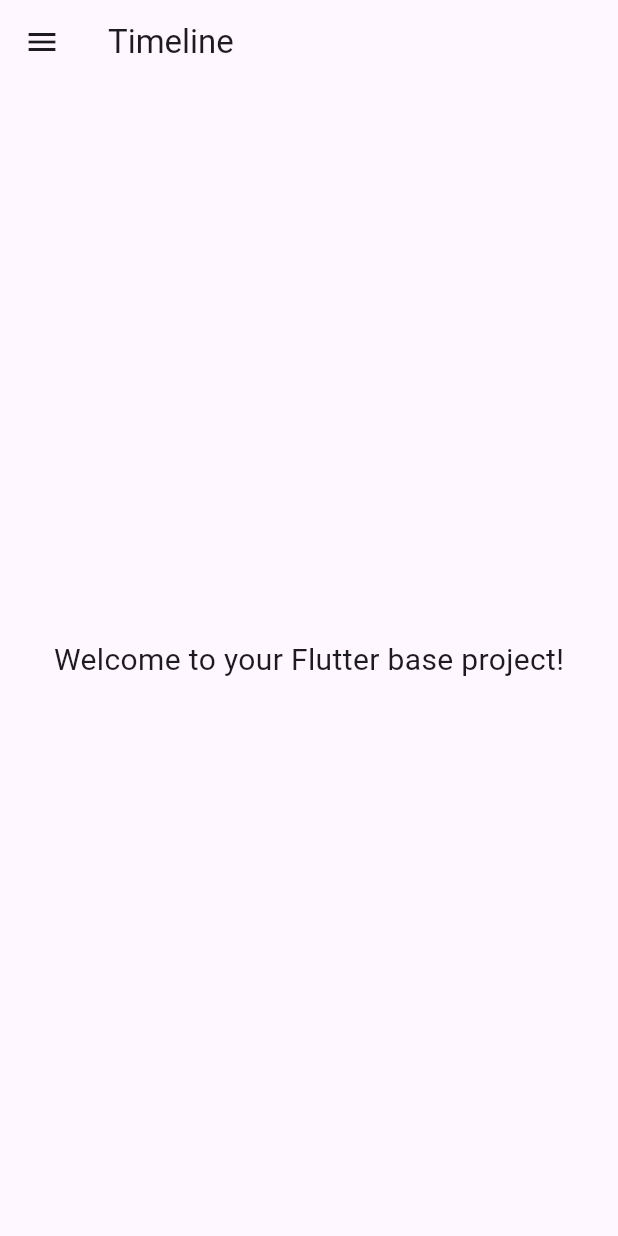
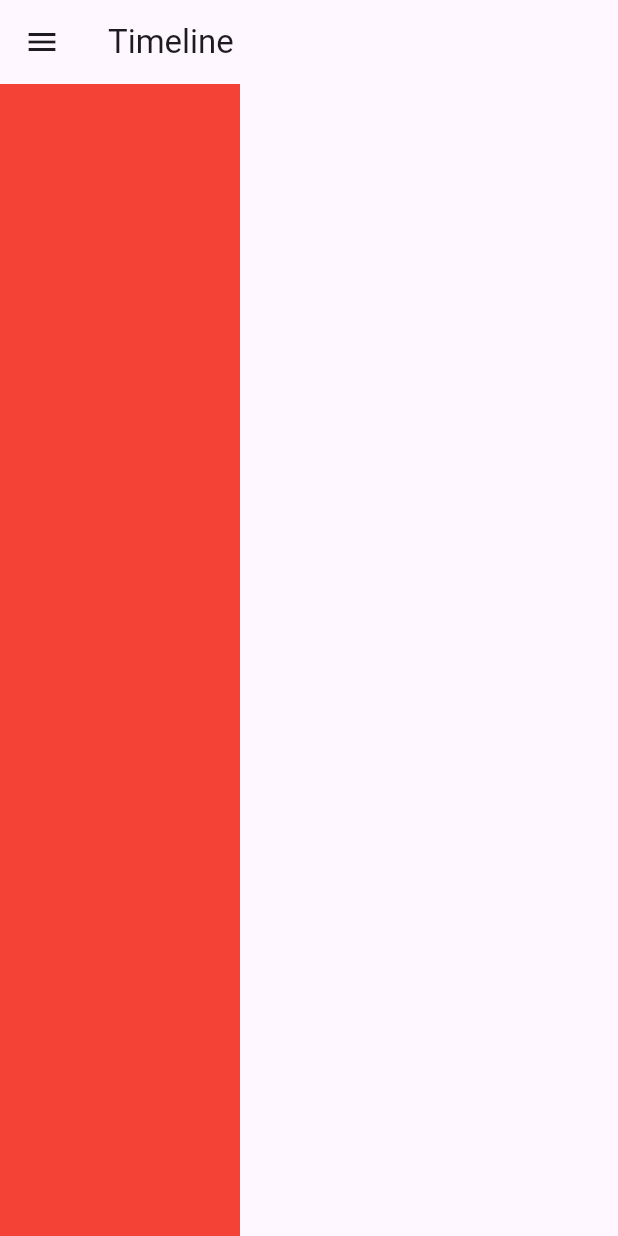
Before and after one commit to bencoepp/livius, a Flutter app: the TimelinePage screen opened by its route, on a phone screen of 412 x 824 dp. Run offline on Flutter 3.47's test engine with Material 3 defaults, Android fonts, the light colour scheme and no system bars; our stand-ins replace go_router.

Commit message:
Update welcome messages and improve UI layout
Modified application's welcome messages and significantly improved the UI layout. The globe feature message has been updated to indicate it's under development. Additionally, the timeline screen has been restructured to use a horizontal ListView, leading to a better utilization of screen height. Finally, an unnecessary import in the main file was removed.

```diff
--- a/frontend/lib/main.dart
+++ b/frontend/lib/main.dart
@@ -2,7 +2,6 @@ import 'package:flutter/material.dart';
 import 'package:frontend/screens/globe.dart';
 import 'package:frontend/screens/home.dart';
 import 'package:frontend/screens/timeline.dart';
-import 'package:frontend/widgets/navdrawer.dart';
 import 'package:go_router/go_router.dart';
 
 void main() {
--- a/frontend/lib/screens/globe.dart
+++ b/frontend/lib/screens/globe.dart
@@ -17,9 +17,12 @@ class _GlobePageState extends State<GlobePage> {
       ),
       drawer: const NavDrawer(currentPage: '/globe'),
       body: const Center(
-        child: Text(
-          'Welcome to your Flutter base project!',
-          style: TextStyle(fontSize: 20.0),
+        child: Padding(
+          padding: EdgeInsets.all(8.0),
+          child: Text(
+            'The globe feature is currently under development and should not be used in any production enviorment.',
+            style: TextStyle(fontSize: 20.0),
+          ),
         ),
       ),
     );
--- a/frontend/lib/screens/timeline.dart
+++ b/frontend/lib/screens/timeline.dart
@@ -12,16 +12,21 @@ class _TimelinePageState extends State<TimelinePage> {
   @override
   Widget build(BuildContext context) {
     return Scaffold(
-      appBar: AppBar(
-        title: const Text('Timeline'),
-      ),
-      drawer: const NavDrawer(currentPage: '/timeline'),
-      body: const Center(
-        child: Text(
-          'Welcome to your Flutter base project!',
-          style: TextStyle(fontSize: 20.0),
+        appBar: AppBar(
+          title: const Text('Timeline'),
         ),
-      ),
-    );
+        drawer: const NavDrawer(currentPage: '/timeline'),
+        body: SizedBox(
+          height: MediaQuery.of(context).size.height,
+          child: ListView(
+            scrollDirection: Axis.horizontal,
+            children: <Widget>[
+              Container(
+                width: 160.0,
+                color: Colors.red,
+              ),
+            ],
+          ),
+        ));
   }
 }
```
